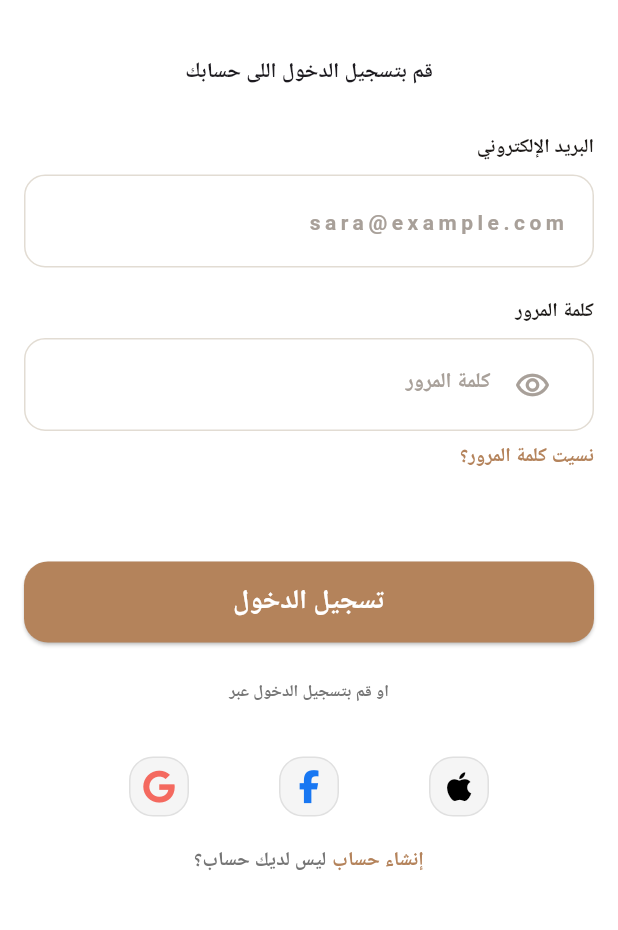
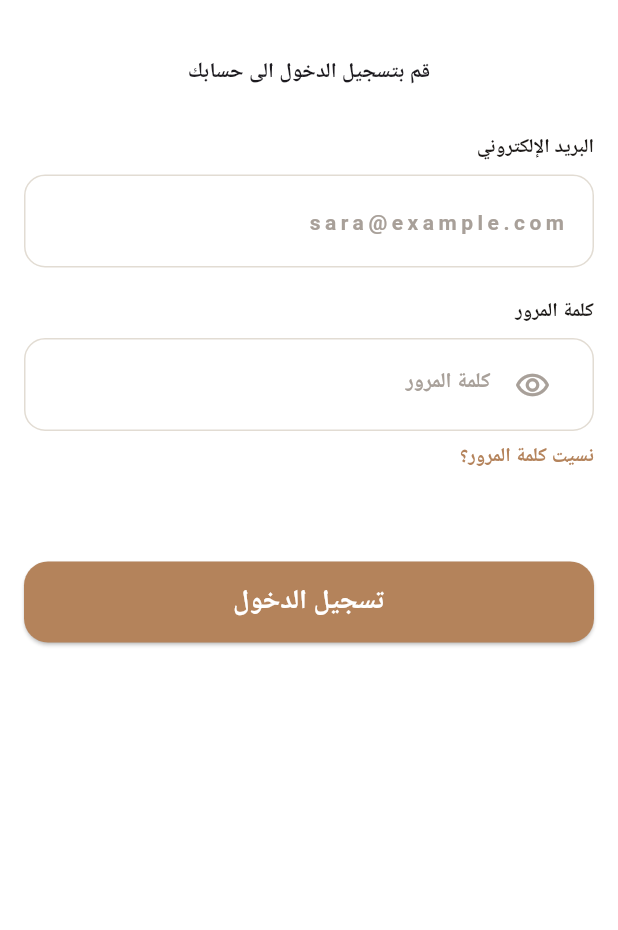
Before and after one commit to MohamedRamadan222/riwaq, a Flutter app: the LoginScreen screen opened directly, on a phone screen of 412 x 824 dp, the part 175-1105 px from its top. Run offline on Flutter 3.47's test engine with Material 3 defaults, Android fonts, the light colour scheme and no system bars; our stand-ins replace dartz, dio, equatable, flutter_bloc, font_awesome_flutter, gap and 4 more; accounts and stored records are empty; Roboto replaces fonts that are missing (Cairo).

Commit message:
logic of login almost done

```diff
--- /dev/null
+++ b/lib/features/auth/domain/entities/user_entity.dart
@@ -0,0 +1,32 @@
+import 'package:equatable/equatable.dart';
+
+class UserEntity extends Equatable {
+  final int id;
+  final String username;
+  final String email;
+  final String firstName;
+  final String lastName;
+  final String image;
+  final String token;
+
+  const UserEntity({
+    required this.id,
+    required this.username,
+    required this.email,
+    required this.firstName,
+    required this.lastName,
+    required this.image,
+    required this.token,
+  });
+
+  @override
+  List<Object> get props => [
+    id,
+    username,
+    email,
+    firstName,
+    lastName,
+    image,
+    token,
+  ];
+}
--- /dev/null
+++ b/lib/features/auth/domain/usecases/login_usecase.dart
@@ -0,0 +1,17 @@
+import 'package:dartz/dartz.dart';
+import 'package:riwaq/core/error/failures.dart';
+import 'package:riwaq/features/auth/domain/entities/user_entity.dart';
+import 'package:riwaq/features/auth/domain/repositories/auth_repository.dart';
+
+class LoginUseCase {
+  final AuthRepository repository;
+
+  LoginUseCase(this.repository);
+
+  Future<Either<Failure, UserEntity>> call({
+    required String username,
+    required String password,
+  }) {
+    return repository.login(username: username, password: password);
+  }
+}
--- /dev/null
+++ b/lib/features/auth/presentation/cubit/login_cubit.dart
@@ -0,0 +1,22 @@
+import 'package:flutter_bloc/flutter_bloc.dart';
+import 'package:riwaq/features/auth/domain/usecases/login_usecase.dart';
+import 'package:riwaq/features/auth/presentation/cubit/login_state.dart';
+
+class LoginCubit extends Cubit<LoginState> {
+  final LoginUseCase loginUseCase;
+
+  LoginCubit(this.loginUseCase) : super(LoginInitial());
+
+  Future<void> login({
+    required String username,
+    required String password,
+  }) async {
+    emit(LoginLoading());
+    final result = await loginUseCase(username: username, password: password);
+
+    result.fold(
+      (failure) => emit(LoginError(failure.errMsg)),
+      (user) => emit(LoginSuccess(user)),
+    );
+  }
+}
--- /dev/null
+++ b/lib/features/auth/presentation/cubit/login_state.dart
@@ -0,0 +1,32 @@
+import 'package:equatable/equatable.dart';
+
+import '../../domain/entities/user_entity.dart';
+
+abstract class LoginState extends Equatable {
+  const LoginState();
+
+  @override
+  List<Object?> get props => [];
+}
+
+class LoginInitial extends LoginState {}
+
+class LoginLoading extends LoginState {}
+
+class LoginSuccess extends LoginState {
+  final UserEntity user;
+
+  const LoginSuccess(this.user);
+
+  @override
+  List<Object?> get props => [user];
+}
+
+class LoginError extends LoginState {
+  final String message;
+
+  const LoginError(this.message);
+
+  @override
+  List<Object?> get props => [message];
+}
--- a/lib/features/auth/presentation/pages/login_screen.dart
+++ b/lib/features/auth/presentation/pages/login_screen.dart
@@ -1,11 +1,15 @@
 import 'package:flutter/material.dart';
-import 'package:font_awesome_flutter/font_awesome_flutter.dart';
+import 'package:flutter_bloc/flutter_bloc.dart';
 import 'package:gap/gap.dart';
 import 'package:riwaq/core/constants/app_colors.dart';
-import 'package:riwaq/core/constants/app_styles.dart';
+import 'package:riwaq/core/di/injection_container.dart';
 import 'package:riwaq/core/utils/widgets/custom_elevated_button.dart';
 import 'package:riwaq/core/utils/widgets/custom_logo_rewaq.dart';
+import 'package:riwaq/features/auth/presentation/cubit/login_cubit.dart';
+import 'package:riwaq/features/auth/presentation/cubit/login_state.dart';
 import 'package:riwaq/features/auth/presentation/widgets/login_form.dart';
+
+import '../../../home/presentation/pages/main_screen.dart';
 
 class LoginScreen extends StatefulWidget {
   const LoginScreen({super.key});
@@ -15,14 +19,36 @@ class LoginScreen extends StatefulWidget {
 }
 
 class _LoginScreenState extends State<LoginScreen> {
-  final TextEditingController _controller = TextEditingController();
-  final TextEditingController _controller2 = TextEditingController();
+  final TextEditingController _passwordController = TextEditingController();
+  final TextEditingController _usernameController = TextEditingController();
 
   @override
   Widget build(BuildContext context) {
-    return Scaffold(
+    return BlocProvider(
+      create: (_) => sl<LoginCubit>(),
+      child: Scaffold(
         backgroundColor: AppColors.white,
-      body: Padding(
+        body: BlocConsumer<LoginCubit, LoginState>(
+          listener: (context, state) {
+            if (state is LoginError) {
+              ScaffoldMessenger.of(
+                context,
+              ).showSnackBar(SnackBar(content: Text(state.message)));
+            }
+            if (state is LoginSuccess) {
+              Navigator.pushReplacement(
+                context,
+                MaterialPageRoute(builder: (context) => MainScreen()),
+              );
+              ScaffoldMessenger.of(
+                context,
+              ).showSnackBar(SnackBar(content: Text('تم تسجيل الدخول بنجاح!')));
+            }
+          },
+          builder: (context, state) {
+            final isLoading = state is LoginLoading;
+
+            return Padding(
               padding: const EdgeInsets.symmetric(horizontal: 16),
               child: Column(
                 children: [
@@ -30,116 +56,32 @@ class _LoginScreenState extends State<LoginScreen> {
                   CustomLogoRiwaq(fontSize: 65, color: AppColors.primary),
                   Gap(40),
                   Text(
-              'قم بتسجيل الدخول اللى حسابك',
+                    'قم بتسجيل الدخول الى حسابك',
                     style: TextStyle(fontWeight: FontWeight.bold, fontSize: 14),
                   ),
                   Gap(30),
                   LoginForm(
-              passwordController: _controller,
-              usernameController: _controller2,
+                    passwordController: _passwordController,
+                    usernameController: _usernameController,
                   ),
                   Gap(60),
-            CustomElevatedButton(
+                  isLoading
+                      ? const CircularProgressIndicator()
+                      : CustomElevatedButton(
                           title: 'تسجيل الدخول',
                           onPressed: () {
-                // todo
+                            context.read<LoginCubit>().login(
+                              username: _usernameController.text.trim(),
+                              password: _passwordController.text.trim(),
+                            );
                           },
-            ),
-            Gap(25),
-            Text(
-              'او قم بتسجيل الدخول عبر',
-              style: AppStyles.bold13.copyWith(
-                fontSize: 11,
-                color: Colors.grey[600],
-              ),
-            ),
-            Gap(35),
-            Padding(
-              padding: const EdgeInsets.symmetric(horizontal: 70),
-              child: Row(
-                mainAxisAlignment: MainAxisAlignment.spaceBetween,
-                children: [
-                  _SocialIconButton(
-                    icon: FontAwesomeIcons.google,
-                    color: Colors.red.withAlpha(200),
-                    onTap: () {},
-                  ),
-                  _SocialIconButton(
-                    icon: FontAwesomeIcons.facebookF,
-                    color: const Color(0xFF1877F2),
-                    onTap: () {},
-                  ),
-                  _SocialIconButton(
-                    icon: FontAwesomeIcons.apple,
-                    color: Colors.black,
-                    onTap: () {},
                         ),
                 ],
               ),
-            ),
-
-            Gap(20),
-
-            Padding(
-              padding: const EdgeInsets.only(bottom: 24),
-              child: Row(
-                mainAxisAlignment: MainAxisAlignment.center,
-                children: [
-                  Text(
-                    'ليس لديك حساب؟',
-                    style: AppStyles.bold13.copyWith(
-                      fontSize: 13,
-                      color: Colors.grey[600],
-                    ),
-                  ),
-                  const Gap(4),
-                  GestureDetector(
-                    onTap: () {},
-                    child: Text(
-                      'إنشاء حساب',
-                      style: AppStyles.bold13.copyWith(
-                        fontSize: 13,
-                        color: AppColors.primary,
-                        fontWeight: FontWeight.bold,
-                      ),
-                    ),
-                  ),
-                ],
-              ),
-            ),
-          ],
+            );
+          },
         ),
       ),
     );
   }
 }
-
-class _SocialIconButton extends StatelessWidget {
-  final FaIconData icon;
-  final Color color;
-  final VoidCallback onTap;
-
-  const _SocialIconButton({
-    required this.icon,
-    required this.color,
-    required this.onTap,
-  });
-
-  @override
-  Widget build(BuildContext context) {
-    return InkWell(
-      onTap: onTap,
-      borderRadius: BorderRadius.circular(16),
-      child: Container(
-        width: 40,
-        height: 40,
-        decoration: BoxDecoration(
-          color: Colors.grey[100],
-          borderRadius: BorderRadius.circular(16),
-          border: Border.all(color: Colors.grey[300]!),
-        ),
-        child: Center(child: FaIcon(icon, color: color, size: 22)),
-      ),
-    );
-  }
-}
--- a/lib/features/profile/presentation/pages/profile_screen.dart
+++ b/lib/features/profile/presentation/pages/profile_screen.dart
@@ -191,7 +191,6 @@ class _ProfileScreenState extends State<ProfileScreen> {
     );
   }
 
-
   Widget _buildDropdownField({
     required String value,
     required VoidCallback onTap,
```
Also changed, not shown: lib/core/di/injection_container.dart (added, +36 -0 lines), lib/core/error/exceptions.dart (added, +11 -0 lines), lib/core/error/failures.dart (added, +18 -0 lines), lib/features/auth/data/datasources/auth_local_data_source.dart (added, +43 -0 lines), lib/features/auth/data/datasources/auth_remote_data_source.dart (added, +30 -0 lines), lib/features/auth/data/models/user_model.dart (added, +37 -0 lines), lib/features/auth/data/repositories/auth_repository_impl.dart (added, +36 -0 lines), lib/features/auth/domain/repositories/auth_repository.dart (added, +10 -0 lines), lib/main.dart (+12 -3 lines), pubspec.yaml (+9 -0 lines), pubspec.lock. Lines whose indentation alone changed are shown as unchanged.
